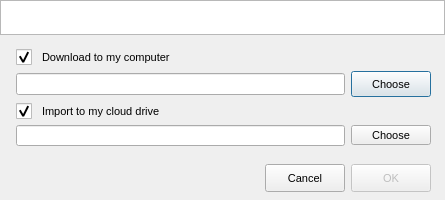
meganz/MEGAsync, file src/MEGASync/gui/macx/ImportMegaLinksDialog.ui: the form before one commit.
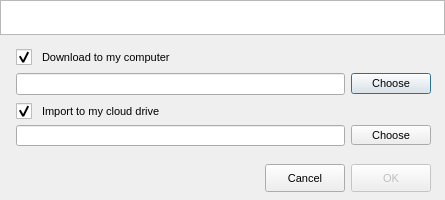
The form after the commit.

Commit message: SNC-2211. Fix UI issues detected on Big Sur

The edit to the form file:
```diff
--- a/src/MEGASync/gui/macx/ImportMegaLinksDialog.ui
+++ b/src/MEGASync/gui/macx/ImportMegaLinksDialog.ui
@@ -185,7 +185,7 @@
          <item>
           <widget class="QPushButton" name="bLocalFolder">
            <property name="sizePolicy">
-            <sizepolicy hsizetype="Minimum" vsizetype="Preferred">
+            <sizepolicy hsizetype="Minimum" vsizetype="Fixed">
              <horstretch>0</horstretch>
              <verstretch>0</verstretch>
             </sizepolicy>
```
Left out of the diff: 18 changed lines with no effect on the pictures. Lines whose indentation alone changed are shown as unchanged. The commit also changes 4 other files.
